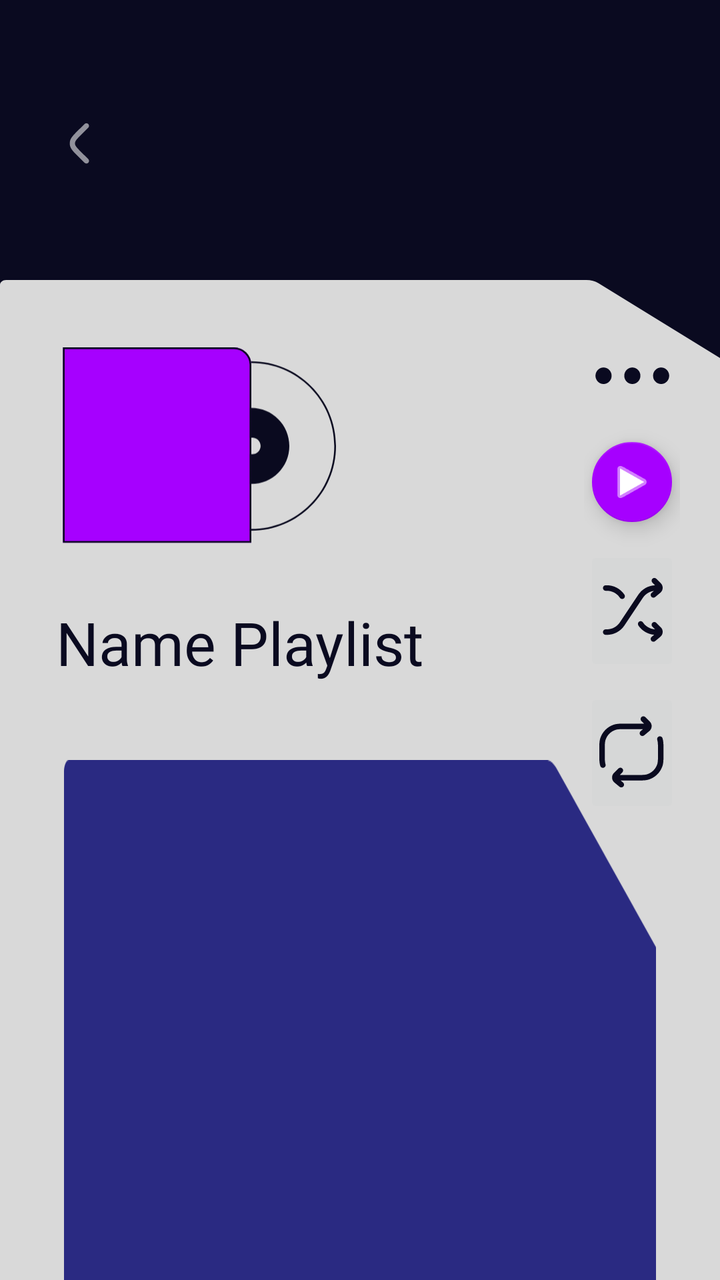
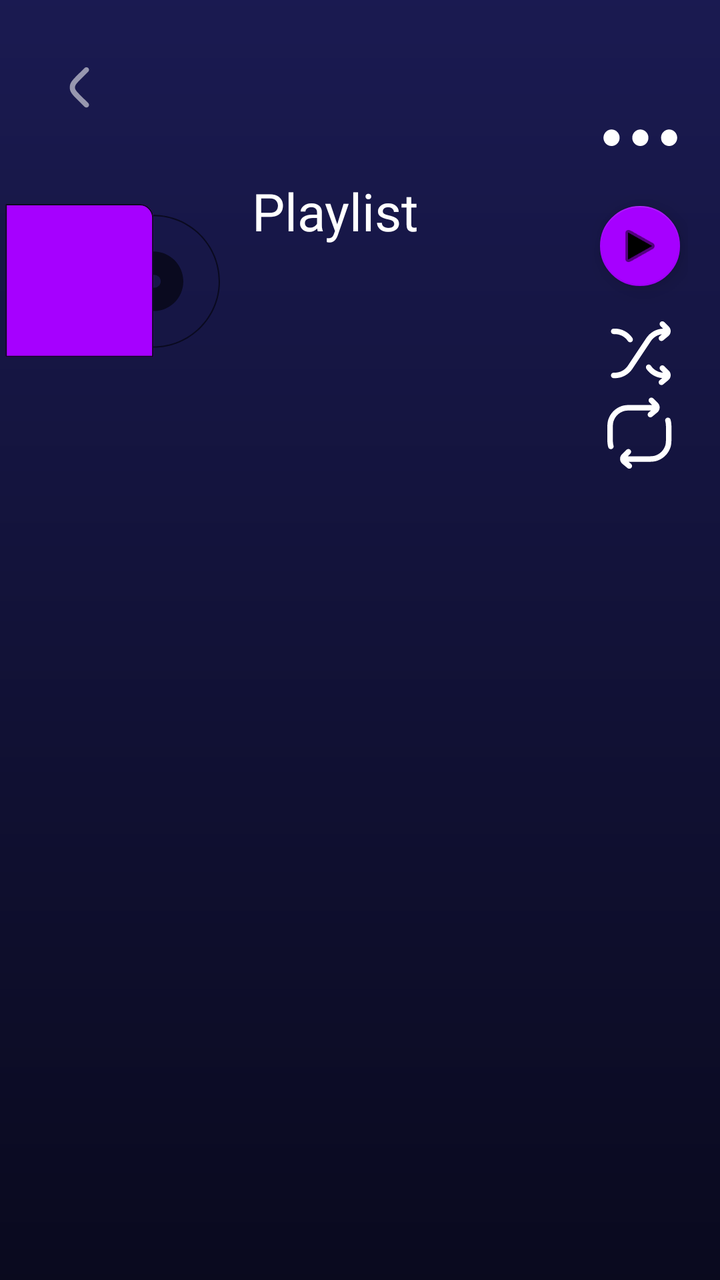

Screens rendered from an Android XML layout before and after an edit, with the pre-edit source and the edit as a unified diff.
<!-- AndroidManifest.xml: application theme Theme.MaterialComponents.DayNight.NoActionBar -->
<!-- res/layout/activity_playlist_view.xml -->
<?xml version="1.0" encoding="utf-8"?>
<androidx.coordinatorlayout.widget.CoordinatorLayout
    xmlns:android="http://schemas.android.com/apk/res/android"
    xmlns:app="http://schemas.android.com/apk/res-auto"
    xmlns:tools="http://schemas.android.com/tools"
    android:layout_width="match_parent"
    android:layout_height="match_parent"
    android:background="#0A0A20">

    <ImageView
        android:id="@+id/whiteBg"
        android:layout_width="match_parent"
        android:layout_height="match_parent"
        android:layout_marginTop="140dp"
        android:scaleType="fitXY"
        android:src="@drawable/back_window_3"
        app:layout_constraintTop_toTopOf="parent"
        app:layout_constraintStart_toStartOf="parent" />

    <com.google.android.material.appbar.AppBarLayout
        android:id="@+id/appBar"
        android:layout_width="match_parent"
        android:layout_height="420dp"
        android:background="@android:color/transparent"
        app:elevation="0dp">

        <com.google.android.material.appbar.CollapsingToolbarLayout
            android:layout_width="match_parent"
            android:layout_height="match_parent"
            app:layout_scrollFlags="scroll|exitUntilCollapsed">

            <androidx.constraintlayout.widget.ConstraintLayout
                android:layout_width="match_parent"
                android:layout_height="match_parent"
                android:paddingTop="20dp">

                <ImageButton
                    android:id="@+id/btnBack"
                    android:layout_width="48dp"
                    android:layout_height="48dp"
                    android:layout_marginStart="16dp"
                    android:layout_marginTop="28dp"
                    android:background="?attr/selectableItemBackgroundBorderless"
                    android:src="@drawable/ic_back"
                    app:layout_constraintStart_toStartOf="parent"
                    app:layout_constraintTop_toTopOf="parent"
                    app:tint="#FFFFFF" />

                <ImageView
                    android:id="@+id/playlistCustomWidget"
                    android:layout_width="140dp"
                    android:layout_height="140dp"
                    android:layout_marginStart="28dp"
                    android:layout_marginTop="60dp"
                    android:src="@drawable/ic_music"
                    app:layout_constraintStart_toStartOf="parent"
                    app:layout_constraintTop_toBottomOf="@id/btnBack" />

                <TextView
                    android:id="@+id/tvPlaylistName"
                    android:layout_width="wrap_content"
                    android:layout_height="wrap_content"
                    android:layout_marginTop="5dp"
                    android:fontFamily="@font/zen_dots"
                    android:text="Name Playlist"
                    android:textColor="#0A0A20"
                    android:textSize="30sp"
                    app:layout_constraintStart_toStartOf="@id/playlistCustomWidget"
                    app:layout_constraintTop_toBottomOf="@id/playlistCustomWidget" />

                <LinearLayout
                    android:layout_width="wrap_content"
                    android:layout_height="wrap_content"
                    android:layout_marginEnd="20dp"
                    android:gravity="center"
                    android:orientation="vertical"
                    app:layout_constraintBottom_toBottomOf="parent"
                    app:layout_constraintEnd_toEndOf="parent"
                    app:layout_constraintTop_toTopOf="@id/playlistCustomWidget">

                    <ImageButton
                        android:layout_width="48dp"
                        android:layout_height="42dp"
                        android:background="@android:color/transparent"
                        android:src="@drawable/ic_menu_more"
                        app:tint="#0A0A20" />

                    <com.google.android.material.floatingactionbutton.FloatingActionButton
                        android:id="@+id/btnPlay"
                        android:layout_width="wrap_content"
                        android:layout_height="wrap_content"
                        android:layout_marginVertical="8dp"
                        android:src="@android:drawable/ic_media_play"
                        app:backgroundTint="#A600FF"
                        app:fabSize="mini"
                        app:tint="#FFFFFF" />

                    <ImageButton
                        android:id="@+id/btnShuffle"
                        android:layout_width="48dp"
                        android:layout_height="wrap_content"
                        android:src="@drawable/ic_shuffle"/>

                    <ImageButton
                        android:id="@+id/btnRepeat"
                        android:layout_width="48dp"
                        android:layout_height="wrap_content"
                        android:layout_marginTop="6dp"
                        android:src="@drawable/ic_repeate" />
                </LinearLayout>

            </androidx.constraintlayout.widget.ConstraintLayout>
        </com.google.android.material.appbar.CollapsingToolbarLayout>
    </com.google.android.material.appbar.AppBarLayout>

    <androidx.core.widget.NestedScrollView
        android:layout_width="match_parent"
        android:layout_height="match_parent"
        android:layout_marginHorizontal="32dp"
        app:behavior_overlapTop="40dp"
        app:layout_behavior="@string/appbar_scrolling_view_behavior">

        <androidx.constraintlayout.widget.ConstraintLayout
            android:layout_width="match_parent"
            android:layout_height="wrap_content">

            <ImageView
                android:id="@+id/blueBg"
                android:layout_width="match_parent"
                android:layout_height="1200dp"
                android:scaleType="fitXY"
                android:src="@drawable/back_window_3"
                app:layout_constraintTop_toTopOf="parent"
                app:tint="#2A2A82" />

            <androidx.recyclerview.widget.RecyclerView
                android:id="@+id/rvSongsInPlaylist"
                android:layout_width="match_parent"
                android:layout_height="wrap_content"
                android:layout_marginTop="45dp"
                android:nestedScrollingEnabled="false"
                app:layout_constraintTop_toTopOf="@id/blueBg"
                tools:listitem="@layout/item_track"/>

        </androidx.constraintlayout.widget.ConstraintLayout>
    </androidx.core.widget.NestedScrollView>

</androidx.coordinatorlayout.widget.CoordinatorLayout>
<!-- res/layout/item_track.xml (included above) -->
<?xml version="1.0" encoding="utf-8"?>
<LinearLayout xmlns:android="http://schemas.android.com/apk/res/android"
    android:layout_width="match_parent"
    android:layout_height="wrap_content"
    android:orientation="horizontal"
    android:padding="12dp"
    android:background="?android:attr/selectableItemBackground">

    <ImageView
        android:id="@+id/ivAlbumArt"
        android:layout_width="48dp"
        android:layout_height="48dp"
        android:scaleType="centerCrop" />

    <LinearLayout
        android:layout_width="0dp"
        android:layout_height="wrap_content"
        android:layout_weight="1"
        android:layout_marginStart="12dp"
        android:orientation="vertical">

        <TextView
            android:id="@+id/tvSongTitle"
            android:layout_width="wrap_content"
            android:layout_height="wrap_content"
            android:textSize="16sp"
            android:textStyle="bold"
            android:text="Song Title" />

        <TextView
            android:id="@+id/tvSongArtist"
            android:layout_width="wrap_content"
            android:layout_height="wrap_content"
            android:textSize="14sp"
            android:text="Artist Name" />

    </LinearLayout>

    <ImageButton
        android:id="@+id/btnLikeButton"
        android:layout_width="48dp"
        android:layout_height="48dp"
        android:background="?android:attr/selectableItemBackground"
        android:src="@android:drawable/btn_star_big_off" />

</LinearLayout>
<!-- resources referenced by this layout -->
<resources>
  <!-- drawable back_window_3 (drawable) -->
  <vector xmlns:android="http://schemas.android.com/apk/res/android"
      android:width="355dp"
      android:height="612dp"
      android:viewportWidth="355"
      android:viewportHeight="612">
    <path
        android:pathData="M0,3C0,1.34 1.34,0 3,0H289.12C291.31,0 293.45,0.72 295.19,2.05L390,74.5V685H0V3Z"
        android:fillColor="#D9D9D9"/>
  </vector>
  <!-- drawable ic_menu_more (drawable) -->
  <vector xmlns:android="http://schemas.android.com/apk/res/android"
      android:width="37dp"
      android:height="9dp"
      android:viewportWidth="37"
      android:viewportHeight="9">
    <path
        android:pathData="M18.576,0.079a4.131,4.03 90,1 0,-0.153 8.261a4.131,4.03 90,1 0,0.153 -8.261z"
        android:fillColor="#0A0A1F"/>
    <path
        android:pathData="M32.969,0.079a4.131,4.03 90,1 0,-0.153 8.261a4.131,4.03 90,1 0,0.153 -8.261z"
        android:fillColor="#0A0A1F"/>
    <path
        android:pathData="M4.183,0.079a4.131,4.03 90,1 0,-0.153 8.261a4.131,4.03 90,1 0,0.153 -8.261z"
        android:fillColor="#0A0A1F"/>
  </vector>
  <!-- drawable ic_music (drawable) -->
  <vector xmlns:android="http://schemas.android.com/apk/res/android"
      android:width="162dp"
      android:height="121dp"
      android:viewportWidth="162"
      android:viewportHeight="121">
    <path
        android:pathData="M4,0H103C108.52,0 113,4.48 113,10V113H4V0Z"
        android:fillColor="#A600FF"/>
    <path
        android:strokeWidth="1"
        android:pathData="M103,0.5C108.25,0.5 112.5,4.75 112.5,10V112.5H4.5V0.5H103Z"
        android:fillColor="#00000000"
        android:strokeColor="#0A0A1F"/>
    <path
        android:pathData="M113,8C140.06,8 162,29.94 162,57C162,84.06 140.06,106 113,106V105C139.51,105 161,83.51 161,57C161,30.49 139.51,9 113,9V8ZM113,35C125.15,35 135,44.85 135,57C135,69.15 125.15,79 113,79V61.76C113.16,61.77 113.32,61.78 113.49,61.78C116.19,61.78 118.38,59.64 118.38,57C118.38,54.36 116.19,52.22 113.49,52.22C113.32,52.22 113.16,52.23 113,52.24V35Z"
        android:fillColor="#0A0A1F"/>
  </vector>
  <!-- unchanged entries left out for length: 3 -->
</resources>

<!-- the commit's change to res/layout/activity_playlist_view.xml (unified diff, before → after) -->
@@ -5,191 +5,221 @@
     xmlns:tools="http://schemas.android.com/tools"
     android:layout_width="match_parent"
     android:layout_height="match_parent"
-    android:background="#0A0A20">
-
+    android:background="@color/dark_blue">
+
+    
     <ImageView
-        android:id="@+id/whiteBg"
+        android:id="@+id/bg"
         android:layout_width="match_parent"
         android:layout_height="match_parent"
-        android:layout_marginTop="140dp"
-        android:scaleType="fitXY"
-        android:src="@drawable/back_window_3"
-        app:layout_constraintTop_toTopOf="parent"
-        app:layout_constraintStart_toStartOf="parent" />
-
+        android:scaleType="centerCrop"
+        android:alpha="0.5"
+        android:src="@drawable/gradient_bg_1"/>
+
+    
     <com.google.android.material.appbar.AppBarLayout
         android:id="@+id/appBar"
         android:layout_width="match_parent"
-        android:layout_height="420dp"
+        android:layout_height="wrap_content"
         android:background="@android:color/transparent"
         app:elevation="0dp">
 
         <com.google.android.material.appbar.CollapsingToolbarLayout
             android:layout_width="match_parent"
-            android:layout_height="match_parent"
+            android:layout_height="wrap_content"
             app:layout_scrollFlags="scroll|exitUntilCollapsed">
 
             <androidx.constraintlayout.widget.ConstraintLayout
                 android:layout_width="match_parent"
-                android:layout_height="match_parent"
-                android:paddingTop="20dp">
-
+                android:layout_height="wrap_content"
+                android:paddingBottom="16dp">
+
+                
                 <ImageButton
                     android:id="@+id/btnBack"
                     android:layout_width="48dp"
                     android:layout_height="48dp"
                     android:layout_marginStart="16dp"
-                    android:layout_marginTop="28dp"
+                    android:layout_marginTop="20dp"
                     android:background="?attr/selectableItemBackgroundBorderless"
                     android:src="@drawable/ic_back"
                     app:layout_constraintStart_toStartOf="parent"
-                    app:layout_constraintTop_toTopOf="parent"
-                    app:tint="#FFFFFF" />
-
+                    app:layout_constraintTop_toTopOf="parent"/>
+
+                
                 <ImageView
-                    android:id="@+id/playlistCustomWidget"
-                    android:layout_width="140dp"
-                    android:layout_height="140dp"
-                    android:layout_marginStart="28dp"
-                    android:layout_marginTop="60dp"
+                    android:id="@+id/playlistIcon"
+                    android:layout_width="110dp"
+                    android:layout_height="110dp"
+                    android:layout_marginTop="20dp"
                     android:src="@drawable/ic_music"
                     app:layout_constraintStart_toStartOf="parent"
-                    app:layout_constraintTop_toBottomOf="@id/btnBack" />
-
+                    app:layout_constraintTop_toBottomOf="@id/btnBack"/>
+
+                
                 <TextView
                     android:id="@+id/tvPlaylistName"
+                    android:layout_width="0dp"
+                    android:layout_height="wrap_content"
+                    android:layout_marginStart="16dp"
+                    android:layout_marginEnd="16dp"
+                    android:fontFamily="@font/zen_dots"
+                    android:text="Playlist"
+                    android:textColor="@android:color/white"
+                    android:textSize="26sp"
+                    android:maxLines="2"
+                    android:ellipsize="end"
+                    app:layout_constraintStart_toEndOf="@id/playlistIcon"
+                    app:layout_constraintTop_toTopOf="@id/playlistIcon"
+                    app:layout_constraintEnd_toStartOf="@id/rightPanel"/>
+
+                
+                <LinearLayout
+                    android:id="@+id/rightPanel"
                     android:layout_width="wrap_content"
                     android:layout_height="wrap_content"
-                    android:layout_marginTop="5dp"
-                    android:fontFamily="@font/zen_dots"
-                    android:text="Name Playlist"
-                    android:textColor="#0A0A20"
-                    android:textSize="30sp"
-                    app:layout_constraintStart_toStartOf="@id/playlistCustomWidget"
-                    app:layout_constraintTop_toBottomOf="@id/playlistCustomWidget" />
-
-                <LinearLayout
-                    android:layout_width="wrap_content"
-                    android:layout_height="wrap_content"
-                    android:layout_marginEnd="20dp"
+                    android:orientation="vertical"
                     android:gravity="center"
-                    android:orientation="vertical"
-                    app:layout_constraintBottom_toBottomOf="parent"
+                    android:layout_marginEnd="16dp"
                     app:layout_constraintEnd_toEndOf="parent"
-                    app:layout_constraintTop_toTopOf="@id/playlistCustomWidget">
+                    app:layout_constraintTop_toTopOf="@id/playlistIcon"
+                    app:layout_constraintBottom_toBottomOf="@id/playlistIcon">
 
                     <ImageButton
-                        android:layout_width="48dp"
-                        android:layout_height="42dp"
+                        android:id="@+id/btnMenu"
+                        android:layout_width="40dp"
+                        android:layout_height="40dp"
                         android:background="@android:color/transparent"
                         android:src="@drawable/ic_menu_more"
-                        app:tint="#0A0A20" />
+                        app:tint="@android:color/white"/>
 
                     <com.google.android.material.floatingactionbutton.FloatingActionButton
                         android:id="@+id/btnPlay"
                         android:layout_width="wrap_content"
                         android:layout_height="wrap_content"
-                        android:layout_marginVertical="8dp"
+                        android:layout_marginVertical="10dp"
                         android:src="@android:drawable/ic_media_play"
-                        app:backgroundTint="#A600FF"
                         app:fabSize="mini"
-                        app:tint="#FFFFFF" />
+                        app:backgroundTint="@color/purple"/>
 
                     <ImageButton
                         android:id="@+id/btnShuffle"
-                        android:layout_width="48dp"
-                        android:layout_height="wrap_content"
-                        android:src="@drawable/ic_shuffle"/>
+                        android:layout_width="40dp"
+                        android:layout_height="40dp"
+                        android:background="@android:color/transparent"
+                        android:src="@drawable/ic_shuffle"
+                        app:tint="@android:color/white"/>
 
                     <ImageButton
                         android:id="@+id/btnRepeat"
-                        android:layout_width="48dp"
-                        android:layout_height="wrap_content"
-                        android:layout_marginTop="6dp"
-                        android:src="@drawable/ic_repeate" />
+                        android:layout_width="40dp"
+                        android:layout_height="40dp"
+                        android:background="@android:color/transparent"
+                        android:src="@drawable/ic_repeate"
+                        app:tint="@android:color/white"/>
                 </LinearLayout>
 
             </androidx.constraintlayout.widget.ConstraintLayout>
         </com.google.android.material.appbar.CollapsingToolbarLayout>
     </com.google.android.material.appbar.AppBarLayout>
 
-    <androidx.core.widget.NestedScrollView
+    
+    <androidx.recyclerview.widget.RecyclerView
+        android:id="@+id/rvSongsInPlaylist"
         android:layout_width="match_parent"
         android:layout_height="match_parent"
-        android:layout_marginHorizontal="32dp"
-        app:behavior_overlapTop="40dp"
-        app:layout_behavior="@string/appbar_scrolling_view_behavior">
-
-        <androidx.constraintlayout.widget.ConstraintLayout
-            android:layout_width="match_parent"
-            android:layout_height="wrap_content">
-
-            <ImageView
-                android:id="@+id/blueBg"
-                android:layout_width="match_parent"
-                android:layout_height="1200dp"
-                android:scaleType="fitXY"
-                android:src="@drawable/back_window_3"
-                app:layout_constraintTop_toTopOf="parent"
-                app:tint="#2A2A82" />
-
-            <androidx.recyclerview.widget.RecyclerView
-                android:id="@+id/rvSongsInPlaylist"
-                android:layout_width="match_parent"
-                android:layout_height="wrap_content"
-                android:layout_marginTop="45dp"
-                android:nestedScrollingEnabled="false"
-                app:layout_constraintTop_toTopOf="@id/blueBg"
-                tools:listitem="@layout/item_track"/>
-
-        </androidx.constraintlayout.widget.ConstraintLayout>
-    </androidx.core.widget.NestedScrollView>
+        android:paddingTop="12dp"
+        android:paddingHorizontal="20dp"
+        android:clipToPadding="false"
+        app:layout_behavior="@string/appbar_scrolling_view_behavior"
+        tools:listitem="@layout/item_track"/>
 
 </androidx.coordinatorlayout.widget.CoordinatorLayout>
 <!-- res/layout/item_track.xml (included above) -->
 <?xml version="1.0" encoding="utf-8"?>
-<LinearLayout xmlns:android="http://schemas.android.com/apk/res/android"
+<androidx.constraintlayout.widget.ConstraintLayout xmlns:android="http://schemas.android.com/apk/res/android"
+    xmlns:app="http://schemas.android.com/apk/res-auto"
+    xmlns:tools="http://schemas.android.com/tools"
+    android:id="@+id/trackItemContainer"
     android:layout_width="match_parent"
     android:layout_height="wrap_content"
-    android:orientation="horizontal"
-    android:padding="12dp"
-    android:background="?android:attr/selectableItemBackground">
+    android:background="?attr/selectableItemBackground"
+    android:paddingVertical="10dp"
+    android:paddingStart="16dp"
+    android:paddingEnd="12dp">
+
+    <com.google.android.material.card.MaterialCardView
+        android:id="@+id/trackPlayCard"
+        android:layout_width="44dp"
+        android:layout_height="44dp"
+        app:cardBackgroundColor="#A600FF"
+        app:cardCornerRadius="22dp"
+        app:cardElevation="4dp"
+        app:strokeWidth="0dp"
+        app:layout_constraintBottom_toBottomOf="parent"
+        app:layout_constraintStart_toStartOf="parent"
+        app:layout_constraintTop_toTopOf="parent">
+
+        <ImageView
+            android:id="@+id/ivTrackPlayIcon"
+            android:layout_width="match_parent"
+            android:layout_height="match_parent"
+            android:padding="1dp"
+            android:src="@drawable/ic_play" />
+    </com.google.android.material.card.MaterialCardView>
+
+    <TextView
+        android:id="@+id/tvTrackTitle"
+        android:layout_width="0dp"
+        android:layout_height="wrap_content"
+        android:layout_marginStart="14dp"
+        android:fontFamily="@font/zen_dots"
+        android:text="Song Title"
+        android:textColor="#FFFFFF"
+        android:textSize="15sp"
+        android:maxLines="1"
+        android:ellipsize="end"
+        app:layout_constraintEnd_toStartOf="@id/tvTrackDuration"
+        app:layout_constraintStart_toEndOf="@id/trackPlayCard"
+        app:layout_constraintTop_toTopOf="@id/trackPlayCard" />
+
+    <TextView
+        android:id="@+id/tvTrackArtist"
+        android:layout_width="0dp"
+        android:layout_height="wrap_content"
+        android:layout_marginTop="2dp"
+        android:fontFamily="@font/zen_dots"
+        android:text="Artist Name"
+        android:textColor="#BC66FF"
+        android:textSize="11sp"
+        android:maxLines="1"
+        android:ellipsize="end"
+        app:layout_constraintBottom_toBottomOf="@id/trackPlayCard"
+        app:layout_constraintEnd_toEndOf="@id/tvTrackTitle"
+        app:layout_constraintStart_toStartOf="@id/tvTrackTitle"
+        app:layout_constraintTop_toBottomOf="@id/tvTrackTitle" />
+
+    <TextView
+        android:id="@+id/tvTrackDuration"
+        android:layout_width="wrap_content"
+        android:layout_height="wrap_content"
+        android:layout_marginEnd="12dp"
+        android:fontFamily="@font/zen_dots"
+        android:text="3:20"
+        android:textColor="#B3FFFFFF"
+        android:textSize="12sp"
+        app:layout_constraintBottom_toBottomOf="@id/trackPlayCard"
+        app:layout_constraintEnd_toStartOf="@id/ivTrackFavorite"
+        app:layout_constraintTop_toTopOf="@id/trackPlayCard" />
 
     <ImageView
-        android:id="@+id/ivAlbumArt"
-        android:layout_width="48dp"
-        android:layout_height="48dp"
-        android:scaleType="centerCrop" />
-
-    <LinearLayout
-        android:layout_width="0dp"
-        android:layout_height="wrap_content"
-        android:layout_weight="1"
-        android:layout_marginStart="12dp"
-        android:orientation="vertical">
-
-        <TextView
-            android:id="@+id/tvSongTitle"
-            android:layout_width="wrap_content"
-            android:layout_height="wrap_content"
-            android:textSize="16sp"
-            android:textStyle="bold"
-            android:text="Song Title" />
-
-        <TextView
-            android:id="@+id/tvSongArtist"
-            android:layout_width="wrap_content"
-            android:layout_height="wrap_content"
-            android:textSize="14sp"
-            android:text="Artist Name" />
-
-    </LinearLayout>
-
-    <ImageButton
-        android:id="@+id/btnLikeButton"
-        android:layout_width="48dp"
-        android:layout_height="48dp"
-        android:background="?android:attr/selectableItemBackground"
-        android:src="@android:drawable/btn_star_big_off" />
-
-</LinearLayout>
+        android:id="@+id/ivTrackFavorite"
+        android:layout_width="26dp"
+        android:layout_height="26dp"
+        android:src="@drawable/ic_liked"
+        app:layout_constraintBottom_toBottomOf="@id/trackPlayCard"
+        app:layout_constraintEnd_toEndOf="parent"
+        app:layout_constraintTop_toTopOf="@id/trackPlayCard"
+        app:tint="#FFFFFF" />
+
+</androidx.constraintlayout.widget.ConstraintLayout>
<!-- resource entries referenced after the edit -->
@@ -1,14 +1,26 @@
 <!-- resources referenced by this layout -->
 <resources>
-  <!-- drawable back_window_3 (drawable) -->
+  <color name="dark_blue">#0A0A20</color>
+  <color name="purple">#A600FF</color>
+  <!-- drawable gradient_bg_1 (drawable) -->
+  <shape xmlns:android="http://schemas.android.com/apk/res/android">
+      <gradient
+          android:startColor="#2A2A82"
+          android:endColor="#09091C"
+          android:angle="270"/>
+  </shape>
+  <!-- drawable ic_liked (drawable) -->
   <vector xmlns:android="http://schemas.android.com/apk/res/android"
-      android:width="355dp"
-      android:height="612dp"
-      android:viewportWidth="355"
-      android:viewportHeight="612">
+      android:width="43dp"
+      android:height="43dp"
+      android:viewportWidth="43"
+      android:viewportHeight="43">
     <path
-        android:pathData="M0,3C0,1.34 1.34,0 3,0H289.12C291.31,0 293.45,0.72 295.19,2.05L390,74.5V685H0V3Z"
-        android:fillColor="#D9D9D9"/>
+        android:pathData="M36.342,7.981C32.165,3.722 27.329,5.518 24.334,7.418C22.642,8.491 20.299,8.491 18.607,7.418C15.612,5.518 10.776,3.722 6.6,7.981C-3.315,18.091 13.687,37.574 21.471,37.574C29.254,37.574 46.256,18.091 36.342,7.981Z"
+        android:strokeWidth="2.57647"
+        android:fillColor="#00000000"
+        android:strokeColor="#D9D9D9"
+        android:strokeLineCap="round"/>
   </vector>
   <!-- drawable ic_menu_more (drawable) -->
   <vector xmlns:android="http://schemas.android.com/apk/res/android"
@@ -44,6 +56,19 @@
         android:pathData="M113,8C140.06,8 162,29.94 162,57C162,84.06 140.06,106 113,106V105C139.51,105 161,83.51 161,57C161,30.49 139.51,9 113,9V8ZM113,35C125.15,35 135,44.85 135,57C135,69.15 125.15,79 113,79V61.76C113.16,61.77 113.32,61.78 113.49,61.78C116.19,61.78 118.38,59.64 118.38,57C118.38,54.36 116.19,52.22 113.49,52.22C113.32,52.22 113.16,52.23 113,52.24V35Z"
         android:fillColor="#0A0A1F"/>
   </vector>
+  <!-- drawable ic_play (drawable) -->
+  <vector xmlns:android="http://schemas.android.com/apk/res/android"
+      android:width="42dp"
+      android:height="41dp"
+      android:viewportWidth="42"
+      android:viewportHeight="41">
+    <path
+        android:pathData="M20.5,0L21.5,0A20.5,20.5 0,0 1,42 20.5L42,20.5A20.5,20.5 0,0 1,21.5 41L20.5,41A20.5,20.5 0,0 1,0 20.5L0,20.5A20.5,20.5 0,0 1,20.5 0z"
+        android:fillColor="#2A2A82"/>
+    <path
+        android:pathData="M28.187,21.693L17.288,28.017C16.363,28.554 15.176,27.904 15.176,26.823V14.175C15.176,13.096 16.361,12.446 17.288,12.983L28.187,19.307C28.397,19.427 28.572,19.601 28.694,19.811C28.816,20.02 28.88,20.258 28.88,20.5C28.88,20.743 28.816,20.981 28.694,21.19C28.572,21.4 28.397,21.573 28.187,21.693Z"
+        android:fillColor="#F4EFEF"/>
+  </vector>
   <!-- unchanged entries left out for length: 3 -->
 </resources>
 
